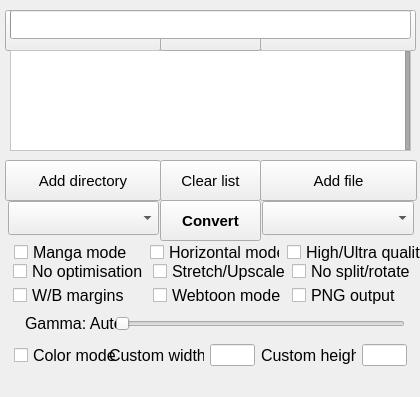
Qt form gui/KCC-OSX.ui (ciromattia/kcc) before a commit.
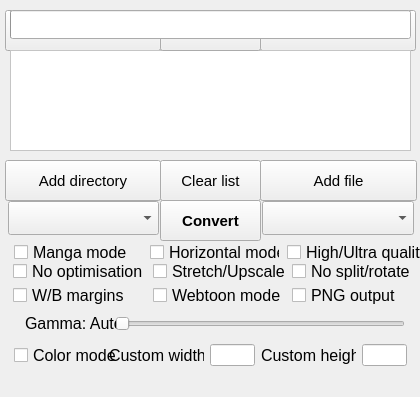
The same form after that commit. Icons and pictures are not drawn.

```diff
--- a/gui/KCC-OSX.ui
+++ b/gui/KCC-OSX.ui
@@ -456,9 +456,6 @@
     <property name="styleSheet">
      <string notr="true">QListWidget#JobList {background:#ffffff;background-image:url(:/Other/icons/list_background.png);background-position:center center;background-repeat:no-repeat;}QScrollBar:vertical{border:1px solid #999;background:#FFF;width:5px;margin:0}QScrollBar::handle:vertical{background:DarkGray;min-height:0}QScrollBar::add-line:vertical{height:0;background:DarkGray;subcontrol-position:bottom;subcontrol-origin:margin}QScrollBar::sub-line:vertical{height:0;background:DarkGray;subcontrol-position:top;subcontrol-origin:margin}QScrollBar:horizontal{border:1px solid #999;background:#FFF;height:5px;margin:0}QScrollBar::handle:horizontal{background:DarkGray;min-width:0}QScrollBar::add-line:horizontal{width:0;background:DarkGray;subcontrol-position:bottom;subcontrol-origin:margin}QScrollBar::sub-line:horizontal{width:0;background:DarkGray;subcontrol-position:top;subcontrol-origin:margin}</string>
     </property>
-    <property name="verticalScrollBarPolicy">
-     <enum>Qt::ScrollBarAlwaysOn</enum>
-    </property>
     <property name="showDropIndicator" stdset="0">
      <bool>false</bool>
     </property>
```
Left out of the diff: 6 changed lines with no effect on the pictures.
